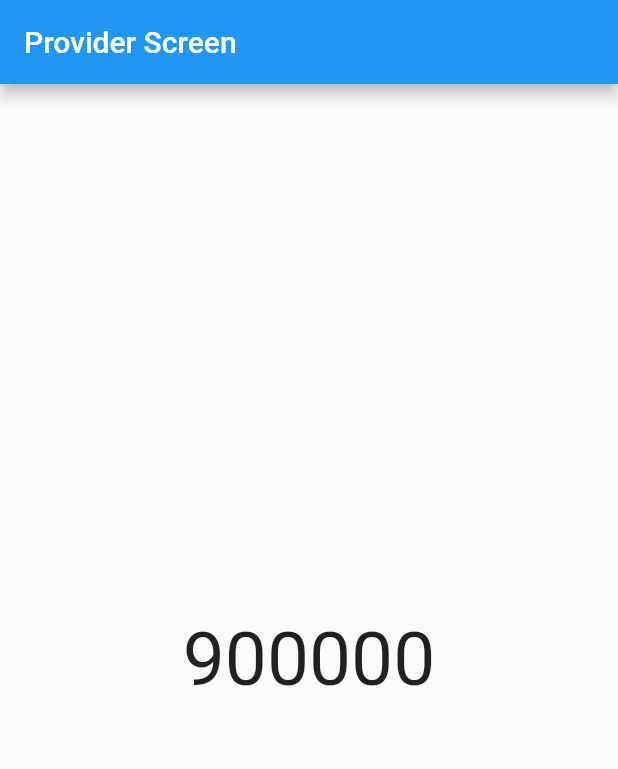
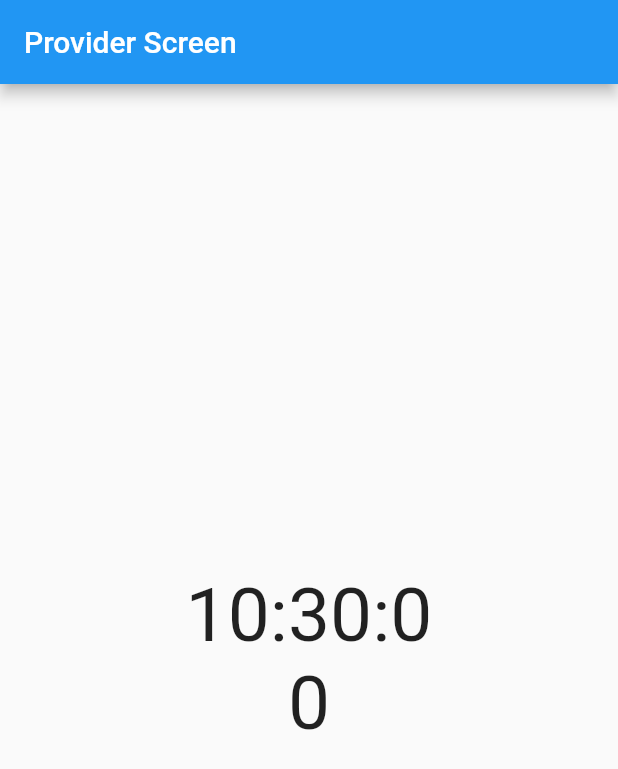
Before and after one commit to atik-sabuj/provider_mvvm, a Flutter app: the first screen one second after launch, on a phone screen of 412 x 824 dp. Shown: the top 769 px of the screen. Run offline on Flutter 3.47's test engine with Material 2 defaults, Android fonts, the phone set to English and light mode, and no system bars.

Commit message:
Provider Screen #4

```diff
--- a/lib/provider_screen.dart
+++ b/lib/provider_screen.dart
@@ -18,7 +18,7 @@ class _ProviderScreenState extends State<ProviderScreen> {
     // TODO: implement initState
     super.initState();
 
-    Timer.periodic(Duration(microseconds: 1), (timer) {
+    Timer.periodic(Duration(seconds: 1), (timer) {
       count++;
       print(count);
       setState(() {
@@ -39,6 +39,11 @@ class _ProviderScreenState extends State<ProviderScreen> {
         crossAxisAlignment: CrossAxisAlignment.center,
         children: [
           Center(
+            child: Text(DateTime.now().hour.toString()+":"+DateTime.now().minute.toString()+":"+DateTime.now().second.toString(),
+              style: TextStyle(fontSize: 50),
+              ),
+            ),
+          Center(
             child: Text(count.toString(),
               style: TextStyle(fontSize: 50),
             ),
```
